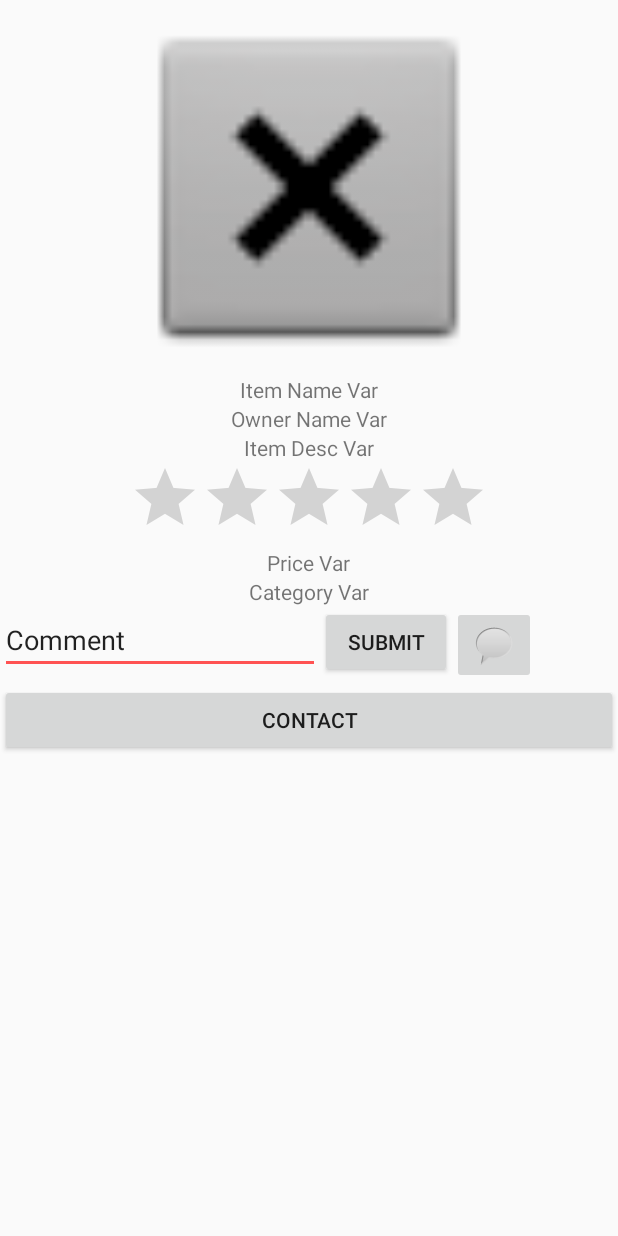
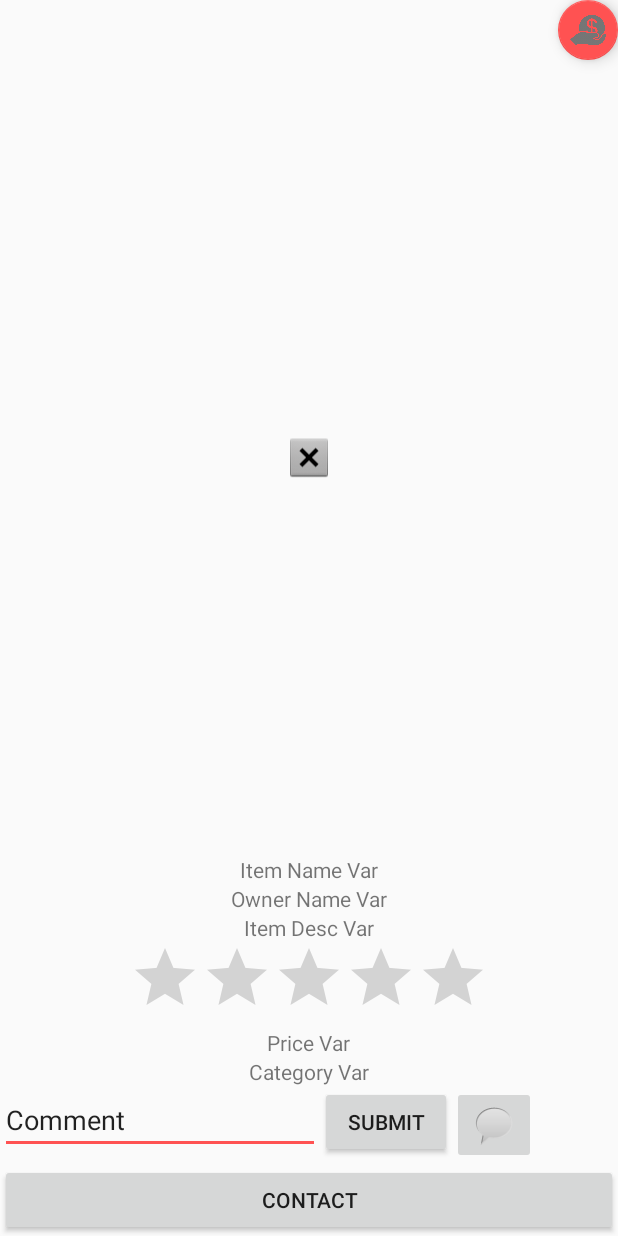
Before and after one commit to Andrew-Rominger/SellIt, an Android app: the layout activity_itempage.xml on its own in the app's theme, with its tools: preview values and no code run, on a phone screen of 412 x 824 dp. Run offline under Robolectric (Android 15) with nearby library versions, the phone set to English and light mode, and no system bars.

Commit message:
Floating Action Button

```diff
--- a/app/src/main/java/com/sellit/testdrawer/Item.java
+++ b/app/src/main/java/com/sellit/testdrawer/Item.java
@@ -1,6 +1,10 @@
 package com.sellit.testdrawer;
 
+import android.content.Intent;
 import android.graphics.drawable.Drawable;
+import android.os.Bundle;
+import android.support.design.widget.FloatingActionButton;
+import android.support.v7.app.AppCompatActivity;
 
 import java.util.HashMap;
 import java.util.Map;
@@ -9,8 +13,17 @@ import java.util.Map;
  * Created by Andrew on 4/29/2017.
  */
 
-public class Item
+public class Item extends AppCompatActivity
 {
+
+    @Override
+    protected void onCreate(Bundle savedInstanceState) {
+        super.onCreate(savedInstanceState);
+        setContentView(R.layout.activity_itempage);
+
+        setToDonate();
+    }
+
     static String TAG = Item.class.getSimpleName();
     public String name;
     public String price;
@@ -19,6 +32,8 @@ public class Item
     public Drawable image;
     public String uid;
     public String Key;
+    public FloatingActionButton toDonate;
+
     public Item(String name, String price, String description, int rating, String uid) {
         this.name = name;
         this.price = price;
@@ -41,5 +56,9 @@ public class Item
         return result;
     }
 
-
+    private void setToDonate(){
+        toDonate = (FloatingActionButton) findViewById(R.id.toDonate);
+        Intent intent = new Intent(this, DonateFragment.class);
+        startActivity(intent);
+    }
 }
--- a/app/src/main/res/layout/activity_itempage.xml
+++ b/app/src/main/res/layout/activity_itempage.xml
@@ -5,160 +5,66 @@
     android:layout_height="match_parent"
     android:orientation="vertical">
 
-        <LinearLayout
+
+        <android.support.design.widget.FloatingActionButton
+            android:id="@+id/toDonate"
             android:layout_width="match_parent"
             android:layout_height="wrap_content"
-            android:orientation="horizontal">
+            android:clickable="true"
+            android:layout_gravity="end"
+            app:fabSize="mini"
+            app:srcCompat="@drawable/ic_menu_coin" />
 
-            <ImageView
-                android:id="@+id/itemImage"
-                android:layout_width="0dp"
-                android:layout_height="250dp"
-                android:layout_weight="1"
-                android:contentDescription="@string/desc"
-                app:srcCompat="@android:drawable/btn_dialog" />
+        <ImageView
+            android:id="@+id/itemImage"
+            android:layout_width="wrap_content"
+            android:layout_height="0dp"
+            android:layout_gravity="center_horizontal"
+            android:layout_weight="1"
+            android:contentDescription="@string/desc"
+            app:srcCompat="@android:drawable/btn_dialog" />
 
-    </LinearLayout>
-
-
-    <LinearLayout
-        android:layout_width="match_parent"
-        android:layout_height="wrap_content"
-        android:orientation="horizontal">
-
-        <Space
-            android:layout_width="0dp"
-            android:layout_height="wrap_content"
-            android:layout_weight="1"/>
 
         <TextView
             android:id="@+id/itemName"
             android:layout_width="wrap_content"
             android:layout_height="wrap_content"
+            android:layout_gravity="center_horizontal"
             android:text="@string/itemNameVar" />
-
-        <Space
-            android:layout_width="0dp"
-            android:layout_height="wrap_content"
-            android:layout_weight="1"/>
-
-    </LinearLayout>
-
-    <LinearLayout
-        android:layout_width="match_parent"
-        android:layout_height="wrap_content"
-        android:orientation="horizontal">
-
-        <Space
-            android:layout_width="0dp"
-            android:layout_height="wrap_content"
-            android:layout_weight="1"/>
 
         <TextView
             android:id="@+id/ownerName"
             android:layout_width="wrap_content"
             android:layout_height="wrap_content"
+            android:layout_gravity="center_horizontal"
             android:text="@string/ownerNameVar" />
-
-        <Space
-            android:layout_width="0dp"
-            android:layout_height="wrap_content"
-            android:layout_weight="1"/>
-
-    </LinearLayout>
-
-    <LinearLayout
-        android:layout_width="match_parent"
-        android:layout_height="wrap_content"
-        android:orientation="horizontal">
-
-        <Space
-            android:layout_width="0dp"
-            android:layout_height="wrap_content"
-            android:layout_weight="1"/>
 
         <TextView
             android:id="@+id/itemDescription"
             android:layout_width="wrap_content"
             android:layout_height="wrap_content"
+            android:layout_gravity="center_horizontal"
             android:text="@string/itemDescVar" />
-
-        <Space
-            android:layout_width="0dp"
-            android:layout_height="wrap_content"
-            android:layout_weight="1"/>
-
-    </LinearLayout>
-
-    <LinearLayout
-        android:layout_width="match_parent"
-        android:layout_height="wrap_content"
-        android:orientation="horizontal">
-
-        <Space
-            android:layout_width="0dp"
-            android:layout_height="wrap_content"
-            android:layout_weight="1"/>
 
         <RatingBar
             android:id="@+id/itemCondition"
             android:layout_width="wrap_content"
-            android:layout_height="wrap_content" />
-
-        <Space
-            android:layout_width="0dp"
             android:layout_height="wrap_content"
-            android:layout_weight="1"/>
-
-    </LinearLayout>
-
-    <LinearLayout
-        android:layout_width="match_parent"
-        android:layout_height="wrap_content"
-        android:orientation="horizontal">
-
-        <Space
-            android:layout_width="0dp"
-            android:layout_height="wrap_content"
-            android:layout_weight="1"/>
+            android:layout_gravity="center_horizontal"/>
 
         <TextView
             android:id="@+id/itemPrice"
             android:layout_width="wrap_content"
             android:layout_height="wrap_content"
+            android:layout_gravity="center_horizontal"
             android:text="@string/priceVar" />
-
-        <Space
-            android:layout_width="0dp"
-            android:layout_height="wrap_content"
-            android:layout_weight="1"/>
-
-    </LinearLayout>
-
-    <LinearLayout
-        android:layout_width="match_parent"
-        android:layout_height="wrap_content"
-        android:orientation="horizontal">
-
-        <Space
-            android:layout_width="0dp"
-            android:layout_height="wrap_content"
-            android:layout_weight="1"/>
 
         <TextView
             android:id="@+id/itemCategory"
             android:layout_width="wrap_content"
             android:layout_height="wrap_content"
+            android:layout_gravity="center_horizontal"
             android:text="@string/categoryVar" />
-
-        <Space
-            android:layout_width="0dp"
-            android:layout_height="wrap_content"
-            android:layout_weight="1"/>
-
-    </LinearLayout>
-
-
 
     <LinearLayout
         android:layout_width="wrap_content"
--- a/app/src/main/res/layout/second_layout.xml
+++ b/app/src/main/res/layout/second_layout.xml
@@ -72,9 +72,8 @@
             android:id="@+id/spinnerSettings"
             android:layout_width="0dp"
             android:layout_height="wrap_content"
-            android:layout_weight="1"
-            android:layout_gravity="center">
-        </Spinner>
+            android:layout_gravity="center"
+            android:layout_weight="1"></Spinner>
 
         <Space
             android:layout_width="0dp"
```
